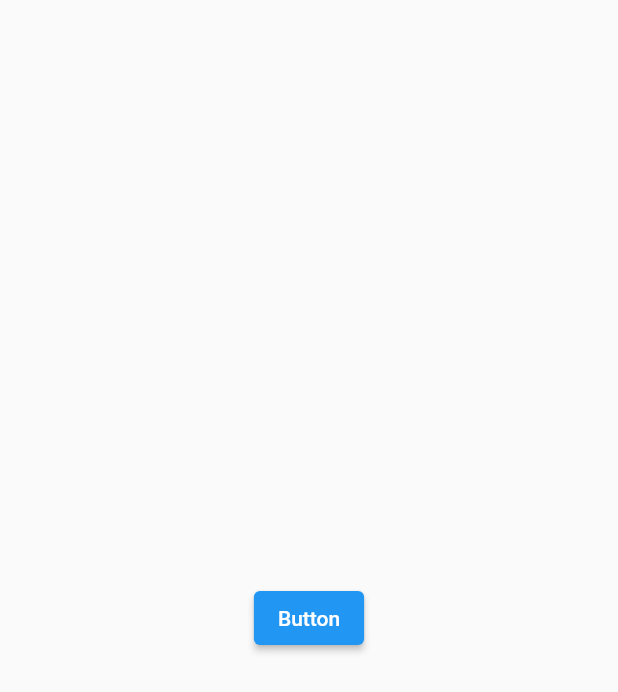
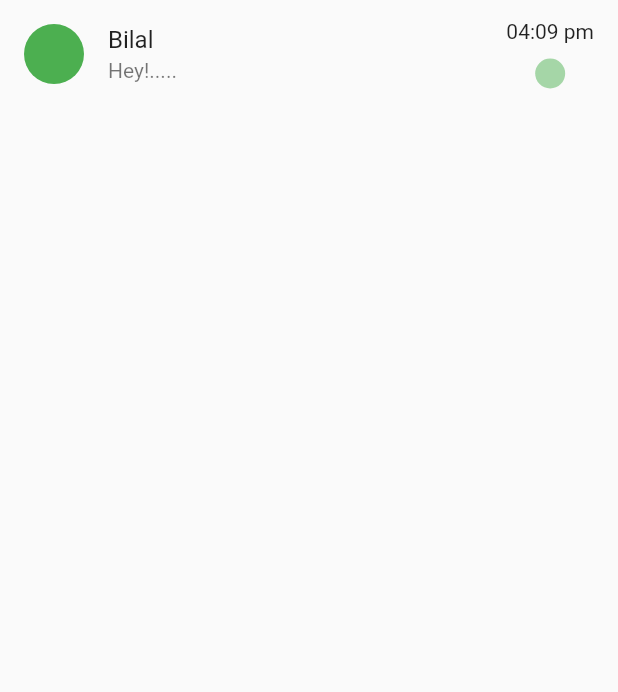
Before and after one commit to AwaisHaleem/Flutter-course-Jawan-Tech-Pakistan, a Flutter app: the screen it shows after launch, on a phone screen of 412 x 824 dp. Shown: the top 692 px of the screen. Run offline on Flutter 3.47's test engine with Material 2 defaults, Android fonts, the phone set to English and light mode, and no system bars.

Commit message:
ListTile

```diff
--- a/lib/app.dart
+++ b/lib/app.dart
@@ -1,5 +1,5 @@
 import 'package:flutter/material.dart';
-import 'package:jawan_tech_flutter_course/home.dart';
+
 
 class App extends StatefulWidget {
   @override
--- a/lib/home.dart
+++ b/lib/home.dart
@@ -10,14 +10,27 @@ class _HomeState extends State<Home> {
   @override
   Widget build(BuildContext context) {
     return Scaffold(
-        body: Center(
-      child: ElevatedButton(
-        onPressed: () {
-          Navigator.push(
-              context, MaterialPageRoute(builder: (context) => App()));
-        },
-        child: Text('Button'),
-      ),
+        body: Column(
+      children: [
+        ListTile(
+          leading: CircleAvatar(
+            backgroundColor: Colors.green,
+            radius: 20,
+          ),
+          title: Text('Bilal'),
+          subtitle: Text('Hey!.....'),
+          trailing: Column(
+            mainAxisAlignment: MainAxisAlignment.spaceAround,
+            children: [
+              Text('04:09 pm'),
+              CircleAvatar(
+                backgroundColor: Colors.green[200],
+                radius: 10,
+              )
+            ],
+          ),
+        )
+      ],
     ));
   }
 }
```
